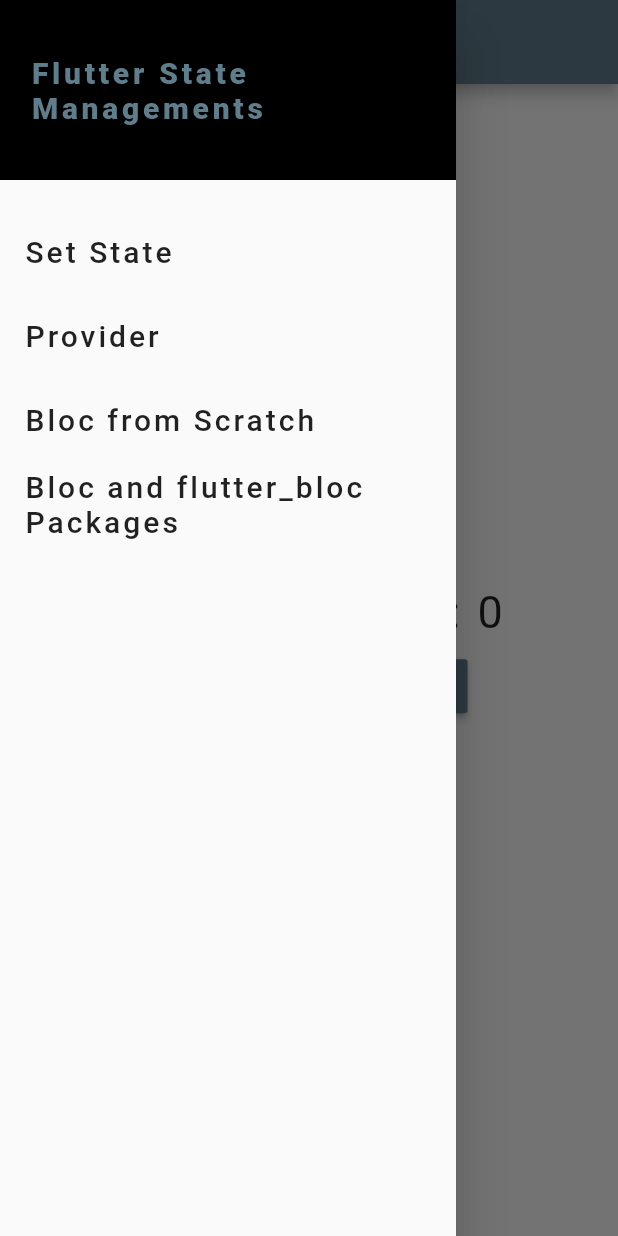
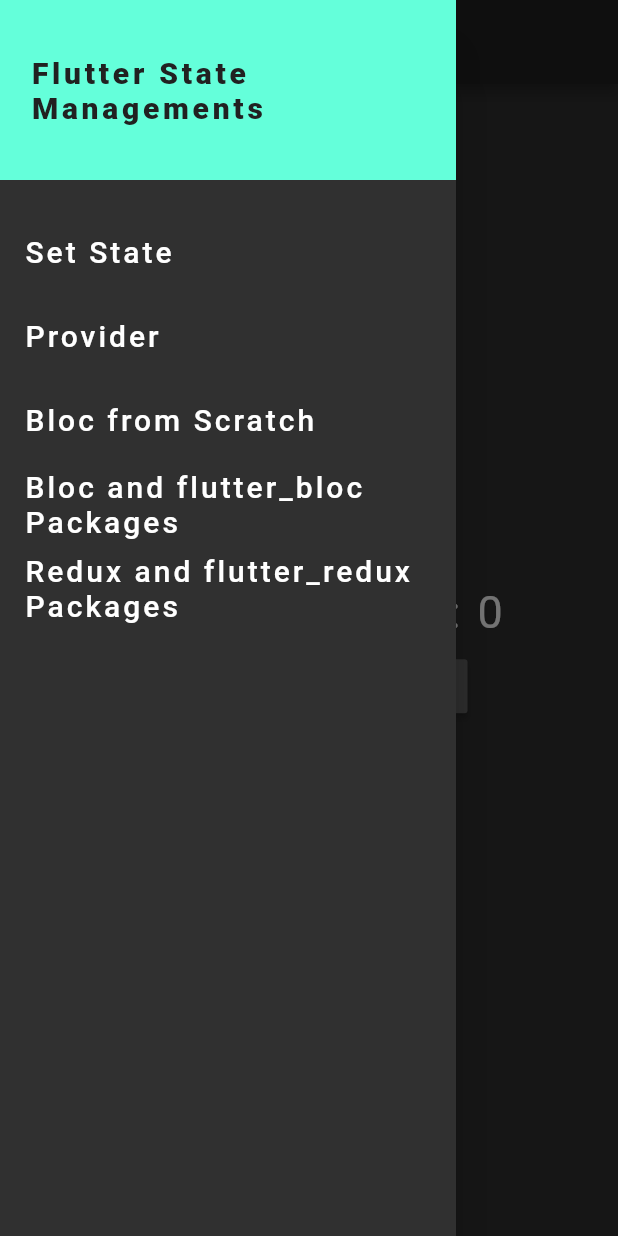
Before and after one commit to sharmayash/Flutter-state-managements, a Flutter app: the screen it shows after launch, with the side drawer open, on a phone screen of 412 x 824 dp. Run offline on Flutter 3.47's test engine with Material 2 defaults, Android fonts, the phone set to English and light mode, and no system bars; our stand-ins replace bloc, flutter_bloc, flutter_redux, redux.

Commit message:
Added State ManageMent with Redux and flutter_redux packages

```diff
--- a/lib/main.dart
+++ b/lib/main.dart
@@ -9,6 +9,7 @@ import './provider/Counter.dart';
 import './widgets/BlocHome.dart';
 import './widgets/ProviderHome.dart';
 import './widgets/MySetStateHome.dart';
+import './widgets/FlutterReduxApp.dart';
 import './widgets/VanillaBlocHome.dart';
 
 void main() => runApp(MyApp());
@@ -17,10 +18,11 @@ class MyApp extends StatelessWidget {
   @override
   Widget build(BuildContext context) {
     return MaterialApp(
+      theme: new ThemeData.dark(),
       title: 'Flutter State Management',
       debugShowCheckedModeBanner: false,
-      theme:
-          ThemeData(primarySwatch: Colors.blueGrey, accentColor: Colors.black),
+      // theme:
+      //     ThemeData(primarySwatch: Colors.blueGrey, accentColor: Colors.black),
       initialRoute: '/',
       routes: {
         '/': (ctx) => MySetStateHome(),
@@ -30,7 +32,8 @@ class MyApp extends StatelessWidget {
               create: (BuildContext context) => CounterBloc(),
               child: BlocHome(),
             ),
-        '/vanillaBloc': (ctx) => VanillaBlocHome()
+        '/vanillaBloc': (ctx) => VanillaBlocHome(),
+        '/redux': (ctx) => FlutterReduxApp()
       },
     );
   }
--- a/lib/widgets/BlocHome.dart
+++ b/lib/widgets/BlocHome.dart
@@ -32,7 +32,7 @@ class BlocHome extends StatelessWidget {
                       "Increment",
                       textScaleFactor: 1.3,
                     ),
-                    color: Colors.blueGrey,
+                    color: Colors.grey[700],
                     onPressed: () {
                       BlocProvider.of<CounterBloc>(context)
                           .add(CounterEvents.increment);
@@ -43,7 +43,7 @@ class BlocHome extends StatelessWidget {
                       "Decrement",
                       textScaleFactor: 1.3,
                     ),
-                    color: Colors.blueGrey,
+                    color: Colors.grey[700],
                     onPressed: () {
                       BlocProvider.of<CounterBloc>(context)
                           .add(CounterEvents.decrement);
--- a/lib/widgets/MyDrawer.dart
+++ b/lib/widgets/MyDrawer.dart
@@ -47,6 +47,9 @@ class MyDrawer extends StatelessWidget {
           buildListTile("Bloc and flutter_bloc Packages", () {
             Navigator.of(context).pushReplacementNamed('/bloc-package');
           }),
+          buildListTile("Redux and flutter_redux Packages", () {
+            Navigator.of(context).pushReplacementNamed('/redux');
+          }),
         ],
       ),
     );
--- a/lib/widgets/MySetStateHome.dart
+++ b/lib/widgets/MySetStateHome.dart
@@ -45,7 +45,7 @@ class _MySetStateHomeState extends State<MySetStateHome> {
                   "Increment",
                   textScaleFactor: 1.3,
                 ),
-                color: Colors.blueGrey,
+                color: Colors.grey[700],
                 onPressed: () => setIncrement(),
               ),
               RaisedButton(
@@ -53,7 +53,7 @@ class _MySetStateHomeState extends State<MySetStateHome> {
                   "Decrement",
                   textScaleFactor: 1.3,
                 ),
-                color: Colors.blueGrey,
+                color: Colors.grey[700],
                 onPressed: () => setDecrement(),
               ),
             ],
--- a/lib/widgets/ProviderHome.dart
+++ b/lib/widgets/ProviderHome.dart
@@ -33,7 +33,7 @@ class ProviderHome extends StatelessWidget {
                       "Increment",
                       textScaleFactor: 1.3,
                     ),
-                    color: Colors.blueGrey,
+                    color: Colors.grey[700],
                     onPressed: () {
                       Provider.of<Counter>(context, listen: false).increment();
                     },
@@ -43,7 +43,7 @@ class ProviderHome extends StatelessWidget {
                       "Decrement",
                       textScaleFactor: 1.3,
                     ),
-                    color: Colors.blueGrey,
+                    color: Colors.grey[700],
                     onPressed: () {
                       Provider.of<Counter>(context, listen: false).decrement();
                     },
--- a/lib/widgets/VanillaBlocHome.dart
+++ b/lib/widgets/VanillaBlocHome.dart
@@ -34,7 +34,7 @@ class VanillaBlocHome extends StatelessWidget {
                       "Increment",
                       textScaleFactor: 1.3,
                     ),
-                    color: Colors.blueGrey,
+                    color: Colors.grey[700],
                     onPressed: () {
                       _bloc.counterEventSink.add(IncrementEvent());
                     },
@@ -44,7 +44,7 @@ class VanillaBlocHome extends StatelessWidget {
                       "Decrement",
                       textScaleFactor: 1.3,
                     ),
-                    color: Colors.blueGrey,
+                    color: Colors.grey[700],
                     onPressed: () {
                       _bloc.counterEventSink.add(DecrementEvent());
                     },
--- a/pubspec.yaml
+++ b/pubspec.yaml
@@ -22,6 +22,8 @@ dependencies:
   provider: ^4.0.4
   bloc: ^3.0.0
   flutter_bloc: ^3.2.0
+  redux: ^4.0.0
+  flutter_redux: ^0.6.0
 
   # The following adds the Cupertino Icons font to your application.
   # Use with the CupertinoIcons class for iOS style icons.
```
Also changed, not shown: lib/widgets/FlutterReduxApp.dart (added, +80 -0 lines), pubspec.lock.
